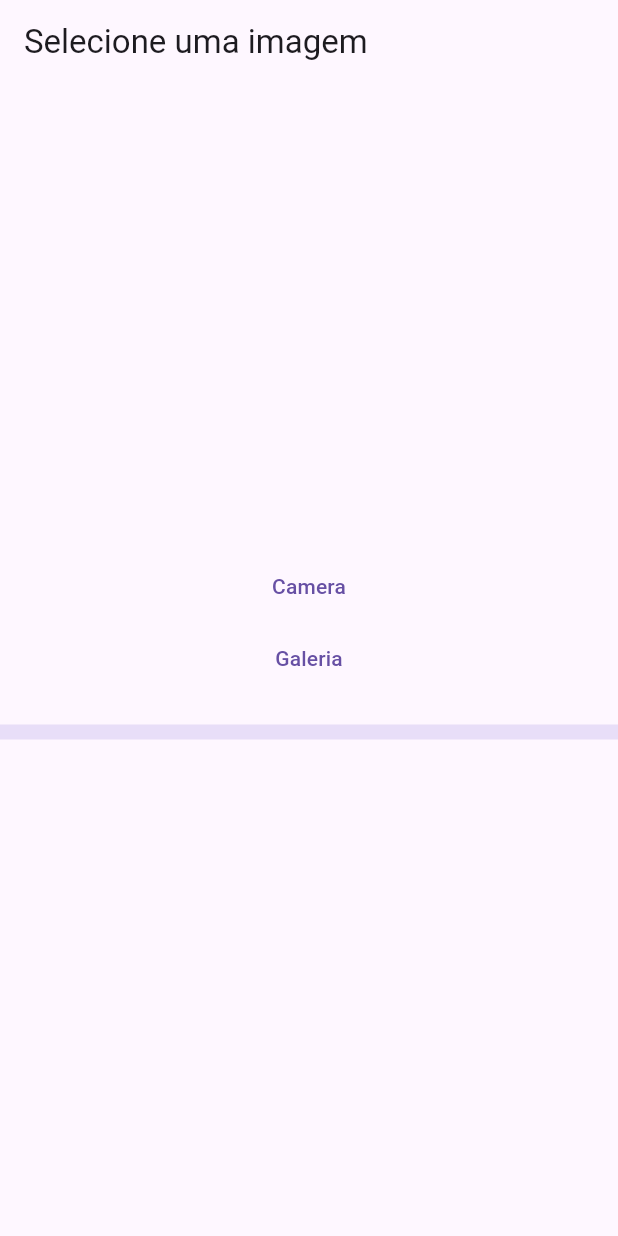
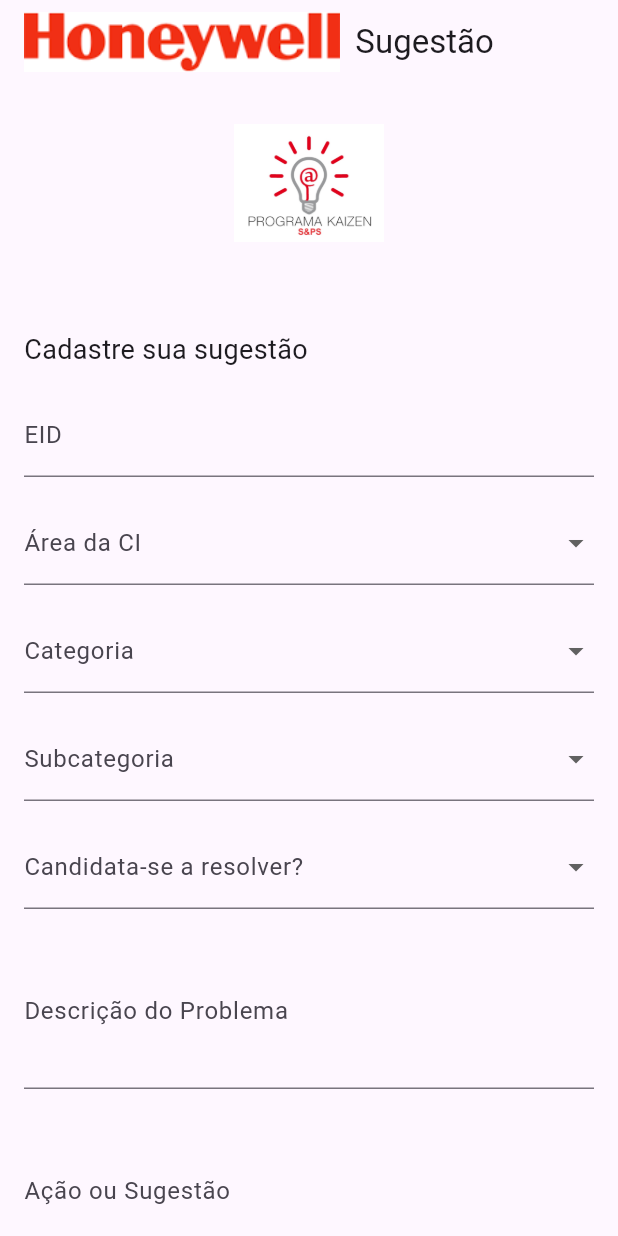
Before and after one commit to ronaldointermec/kaizen, a Flutter app: the screen it shows after launch, on a phone screen of 412 x 824 dp. Run offline on Flutter 3.47's test engine with Material 3 defaults, Android fonts, the phone set to English and light mode, and no system bars; our stand-ins replace cloud_firestore, firebase_core, firebase_storage, image_picker, shared_preferences; accounts and stored records are empty.

Commit message:
tela do kaizen

```diff
--- a/lib/main.dart
+++ b/lib/main.dart
@@ -20,130 +20,215 @@
 //
 //   runApp(const MyApp());
 // }
-Future<void> main() async {
-  WidgetsFlutterBinding.ensureInitialized();
-  await Firebase.initializeApp(
-    options: DefaultFirebaseOptions.currentPlatform,
-  );
-  runApp(MaterialApp(
-    debugShowCheckedModeBanner: false,
-    home: Home(),
-  ));
+
+
+
+void main() {
+  runApp(MyApp());
 }
 
-class Home extends StatefulWidget {
-  const Home({super.key});
-
+class MyApp extends StatelessWidget {
   @override
-  State<Home> createState() => _HomeState();
+  Widget build(BuildContext context) {
+    return MaterialApp(
+      home: SuggestionForm(),
+    );
+  }
 }
 
-class _HomeState extends State<Home> {
-  File? _imagem;
-  double _uploadProgress = 0;
-  String? _downloadUrl;
-
-  Future _recuperarImagem(bool daCamera) async {
-    _downloadUrl = null;
-    final ImagePicker picker = ImagePicker();
-    XFile? imagemSelecionada;
-
-    if (daCamera) {
-      imagemSelecionada = await picker.pickImage(source: ImageSource.camera);
-    } else {
-      imagemSelecionada = await picker.pickImage(source: ImageSource.gallery);
+class SuggestionForm extends StatefulWidget {
+  @override
+  _SuggestionFormState createState() => _SuggestionFormState();
 }
 
-    setState(() {
-      _imagem = File(imagemSelecionada!.path);
-    });
-  }
-
-  Future<void> _uploadImagem() async {
-    if (_imagem == null) return;
-
-    FirebaseStorage storage = FirebaseStorage.instance;
-    Reference ref = storage
-        .ref()
-        .child('uploads/${DateTime.now().millisecondsSinceEpoch}.jpg');
-    UploadTask uploadTask = ref.putFile(_imagem!);
-
-    uploadTask.snapshotEvents.listen((TaskSnapshot snapshot) {
-
-
-      setState(() {
-        _uploadProgress =
-            (snapshot.bytesTransferred / snapshot.totalBytes) * 100;
-      });
-    }, onError: (e) {
-      // Handle errors
-      ScaffoldMessenger.of(context).showSnackBar(
-        SnackBar(content: Text('Erro no upload: $e')),
-      );
-    });
-
-    try {
-      await uploadTask;
-      String downloadUrl = await ref.getDownloadURL();
-      setState(() {
-        _downloadUrl = downloadUrl;
-      });
-      ScaffoldMessenger.of(context).showSnackBar(
-        SnackBar(content: Text('Upload completo! URL: $downloadUrl')),
-      );
-    } catch (e) {
-      ScaffoldMessenger.of(context).showSnackBar(
-        SnackBar(content: Text('Erro ao recuperar a URL: $e')),
-      );
-    }
-
-    setState(() {
-      _uploadProgress = 0;
-      _imagem = null;
-    });
-  }
+class _SuggestionFormState extends State<SuggestionForm> {
+  final _formKey = GlobalKey<FormState>();
+  String? _selectedArea;
+  String? _selectedCategory;
+  String? _selectedSubcategory;
+  String? _selectedCandidate;
+  String? _eid;
+  String? _problemDescription;
+  String? _suggestion;
 
   @override
   Widget build(BuildContext context) {
     return Scaffold(
       appBar: AppBar(
-        title: Text('Selecione uma imagem'),
+        title: Row(
+          children: [
+            Image.asset(
+              'assets/images/logo.png', // Substitua pelo caminho correto da sua imagem
+              height: 40,
             ),
-      body: Center(
-        child: SingleChildScrollView(
+            SizedBox(width: 10),
+            Text('Sugestão'),
+          ],
+        ),
+      ),
+      body: SingleChildScrollView(
+        child: Padding(
+          padding: const EdgeInsets.all(16.0),
+          child: Form(
+            key: _formKey,
+            child: Column(
+              crossAxisAlignment: CrossAxisAlignment.start,
+              children: [
+                Center(
                   child: Column(
                     children: [
-              TextButton(
+                      Image.asset('assets/images/kaizen_logo.jpg',height: 100,width: 100,),
+                      SizedBox(height: 16),
+                      // Text(
+                      //   'PROGRAMA KAIZEN\nS&PS',
+                      //   textAlign: TextAlign.center,
+                      //   style: TextStyle(fontSize: 24, fontWeight: FontWeight.bold),
+                      // ),
+                    ],
+                  ),
+                ),
+                SizedBox(height: 32),
+                Text('Cadastre sua sugestão', style: TextStyle(fontSize: 18)),
+                SizedBox(height: 16),
+                TextFormField(
+                  decoration: InputDecoration(labelText: 'EID'),
+                  validator: (value) {
+                    if (value == null || value.isEmpty) {
+                      return 'Por favor, insira seu EID';
+                    }
+                    return null;
+                  },
+                  onChanged: (value) => _eid = value,
+                ),
+                SizedBox(height: 16),
+                DropdownButtonFormField<String>(
+                  value: _selectedArea,
+                  decoration: InputDecoration(labelText: 'Área da CI'),
+                  items: ['Área 1', 'Área 2', 'Área 3'].map((String value) {
+                    return DropdownMenuItem<String>(
+                      value: value,
+                      child: Text(value),
+                    );
+                  }).toList(),
+                  onChanged: (newValue) => setState(() => _selectedArea = newValue),
+                  validator: (value) {
+                    if (value == null) {
+                      return 'Por favor, selecione uma área';
+                    }
+                    return null;
+                  },
+                ),
+                SizedBox(height: 16),
+                DropdownButtonFormField<String>(
+                  value: _selectedCategory,
+                  decoration: InputDecoration(labelText: 'Categoria'),
+                  items: ['Categoria 1', 'Categoria 2', 'Categoria 3'].map((String value) {
+                    return DropdownMenuItem<String>(
+                      value: value,
+                      child: Text(value),
+                    );
+                  }).toList(),
+                  onChanged: (newValue) => setState(() => _selectedCategory = newValue),
+                  validator: (value) {
+                    if (value == null) {
+                      return 'Por favor, selecione uma categoria';
+                    }
+                    return null;
+                  },
+                ),
+                SizedBox(height: 16),
+                DropdownButtonFormField<String>(
+                  value: _selectedSubcategory,
+                  decoration: InputDecoration(labelText: 'Subcategoria'),
+                  items: ['Subcategoria 1', 'Subcategoria 2', 'Subcategoria 3'].map((String value) {
+                    return DropdownMenuItem<String>(
+                      value: value,
+                      child: Text(value),
+                    );
+                  }).toList(),
+                  onChanged: (newValue) => setState(() => _selectedSubcategory = newValue),
+                  validator: (value) {
+                    if (value == null) {
+                      return 'Por favor, selecione uma subcategoria';
+                    }
+                    return null;
+                  },
+                ),
+                SizedBox(height: 16),
+                DropdownButtonFormField<String>(
+                  value: _selectedCandidate,
+                  decoration: InputDecoration(labelText: 'Candidata-se a resolver?'),
+                  items: ['Sim', 'Não'].map((String value) {
+                    return DropdownMenuItem<String>(
+                      value: value,
+                      child: Text(value),
+                    );
+                  }).toList(),
+                  onChanged: (newValue) => setState(() => _selectedCandidate = newValue),
+                  validator: (value) {
+                    if (value == null) {
+                      return 'Por favor, selecione uma opção';
+                    }
+                    return null;
+                  },
+                ),
+                SizedBox(height: 16),
+                TextFormField(
+                  decoration: InputDecoration(labelText: 'Descrição do Problema'),
+                  maxLines: 3,
+                  validator: (value) {
+                    if (value == null || value.isEmpty) {
+                      return 'Por favor, descreva o problema';
+                    }
+                    return null;
+                  },
+                  onChanged: (value) => _problemDescription = value,
+                ),
+                SizedBox(height: 16),
+                TextFormField(
+                  decoration: InputDecoration(labelText: 'Ação ou Sugestão'),
+                  maxLines: 3,
+                  validator: (value) {
+                    if (value == null || value.isEmpty) {
+                      return 'Por favor, insira sua sugestão';
+                    }
+                    return null;
+                  },
+                  onChanged: (value) => _suggestion = value,
+                ),
+                SizedBox(height: 16),
+                ElevatedButton.icon(
                   onPressed: () {
-
-                    _recuperarImagem(true);
+                    // Implement file picker
                   },
-                  child: Text('Camera')),
-              TextButton(
+                  icon: Icon(Icons.attach_file),
+                  label: Text('Anexar Arquivo'),
+                ),
+                SizedBox(height: 16),
+                Row(
+                  mainAxisAlignment: MainAxisAlignment.spaceEvenly,
+                  children: [
+                    ElevatedButton(
                       onPressed: () {
-                    _recuperarImagem(false);
+                        if (_formKey.currentState!.validate()) {
+                          // Process data
+                          ScaffoldMessenger.of(context).showSnackBar(
+                            SnackBar(content: Text('Enviando Sugestão...')),
+                          );
+                        }
                       },
-                  child: Text('Galeria')),
-              _imagem == null ? Container() : Image.file(_imagem!),
-            _imagem == null ? Container() :  TextButton(
+                      child: Text('Enviar'),
+                    ),
+                    ElevatedButton(
                       onPressed: () {
-                    _uploadImagem();
-
+                        // Implement suggestion tracking
                       },
-                  child: Text('Upload Storage')),
-              SizedBox(height: 20),
-              LinearProgressIndicator(
-                minHeight: 10,
-                color: Colors.red,
-                value: _uploadProgress / 100,
-              ),
-              SizedBox(height: 20),
-
-                _downloadUrl == null ? Container() :  Padding(
-                  padding: const EdgeInsets.all(8.0),
-                  child: Image.network(_downloadUrl!),
+                      child: Text('Acompanhar Sugestão'),
                     ),
                   ],
+                ),
+              ],
+            ),
           ),
         ),
       ),
--- a/pubspec.yaml
+++ b/pubspec.yaml
@@ -65,9 +65,9 @@
   uses-material-design: true
 
   # To add assets to your application, add an assets section, like this:
-  # assets:
-  #   - images/a_dot_burr.jpeg
-  #   - images/a_dot_ham.jpeg
+  assets:
+    - assets/images/kaizen_logo.jpg
+    - assets/images/logo.png
 
   # An image asset can refer to one or more resolution-specific "variants", see
   # https://flutter.dev/assets-and-images/#resolution-aware
```
Also changed, not shown: assets/images/kaizen_logo.jpg (added), assets/images/logo.png (added). Lines whose indentation alone changed are shown as unchanged.
